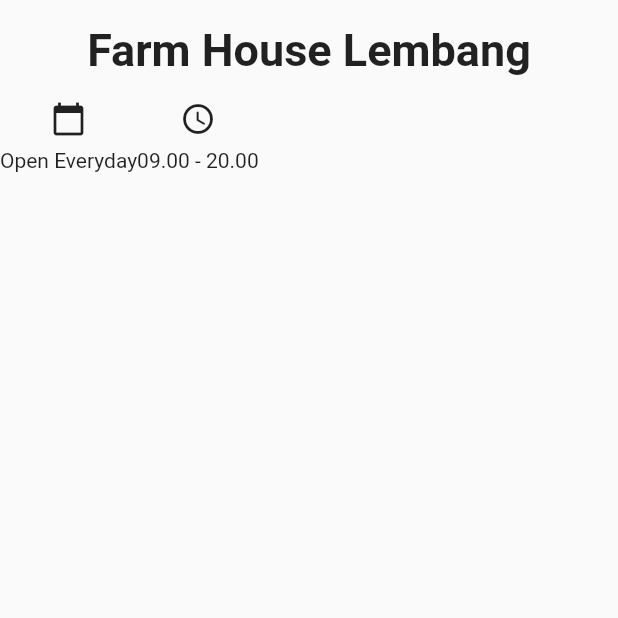
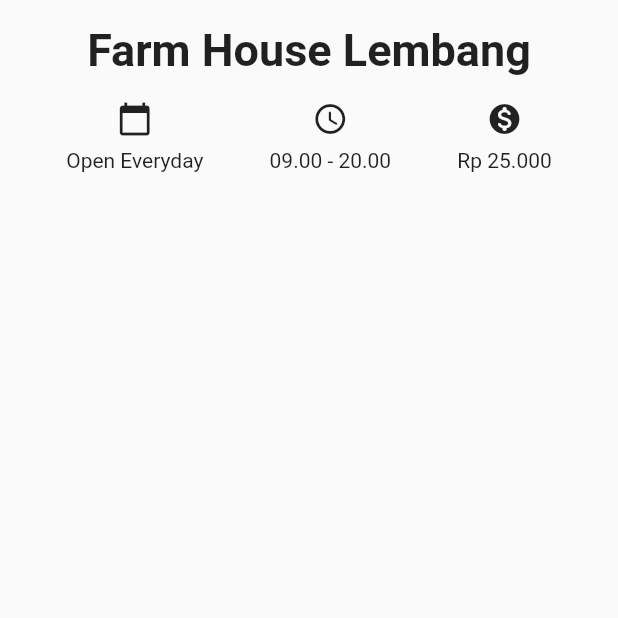
Before and after one commit to mmajapahitnw/dicoding-flutter-codelab1, a Flutter app: the screen it shows after launch, on a phone screen of 412 x 824 dp, the top half of it. Run offline on Flutter 3.47's test engine with Material 2 defaults, Android fonts, the light colour scheme and no system bars.

Commit message:
Complete the cards row

```diff
--- a/aplikasi_tempat_wisata/lib/main.dart
+++ b/aplikasi_tempat_wisata/lib/main.dart
@@ -38,6 +38,7 @@
             Container(
               margin: const EdgeInsets.symmetric(vertical: 16),
               child: Row(
+                mainAxisAlignment: MainAxisAlignment.spaceEvenly,
                 children: <Widget>[
                   Column(
                     children: const <Widget>[
@@ -53,6 +54,13 @@
                       Text('09.00 - 20.00')
                     ],
                   ),
+                  Column(
+                    children: const <Widget>[
+                      Icon(Icons.monetization_on_rounded),
+                      SizedBox(height: 8,),
+                      Text('Rp 25.000')
+                    ],
+                  ),
                 ],
               ),
             ),
```
